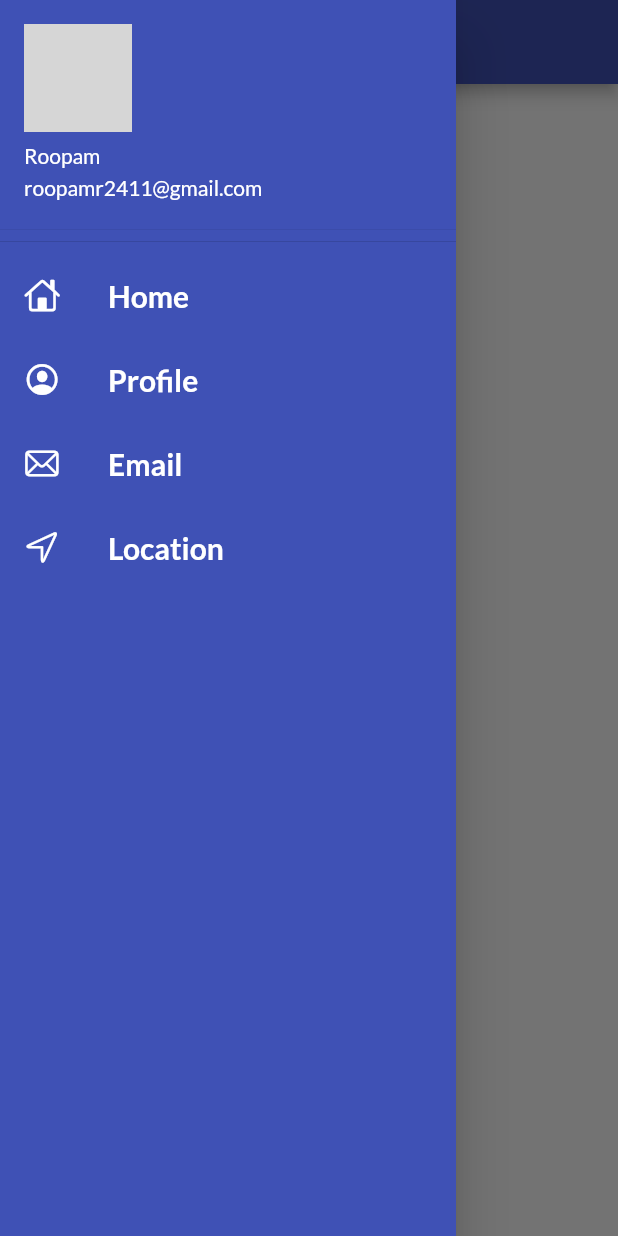
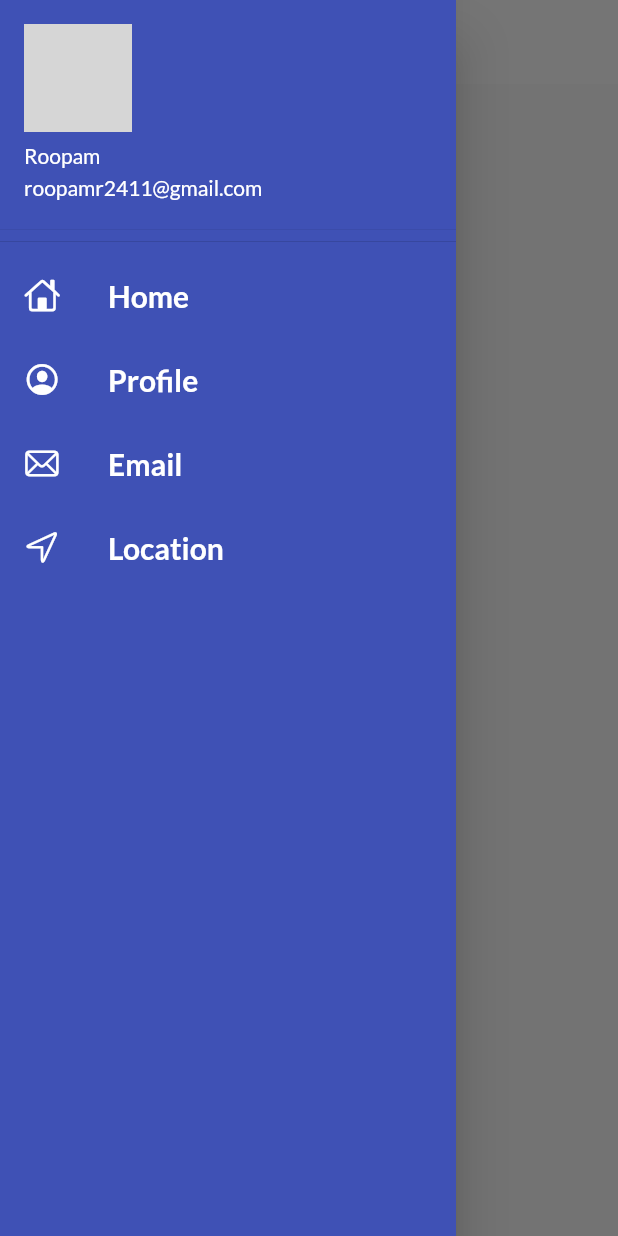
Before and after one commit to Roopam123/CetalogApp, a Flutter app: the Home screen opened by its route, with the side drawer open, on a phone screen of 412 x 824 dp. Run offline on Flutter 3.47's test engine with Material 2 defaults, Android fonts, the phone set to English and light mode, and no system bars; our stand-ins replace google_fonts; network calls fail; grey boxes are pictures that could not be loaded.

Commit message:
Set Theme Data

```diff
--- /dev/null
+++ b/lib/Widgets/Theme.dart
@@ -0,0 +1,23 @@
+import 'package:flutter/material.dart';
+import 'package:google_fonts/google_fonts.dart';
+
+
+class MyTheme{
+  // For the light Theam
+  static ThemeData get lightTheme => ThemeData(
+      primarySwatch: Colors.indigo,
+      fontFamily: GoogleFonts.lato().fontFamily,
+      appBarTheme: const AppBarTheme(
+        color: Colors.white,
+        elevation: 0,
+        titleTextStyle: TextStyle(color: Colors.black,),
+        iconTheme: IconThemeData(color: Colors.black),
+      )
+  );
+
+
+  // For the Dark them
+  static ThemeData get darkThem => ThemeData(
+    brightness: Brightness.dark
+  );
+}
```
Also changed, not shown: lib/main.dart (+3 -8 lines).
